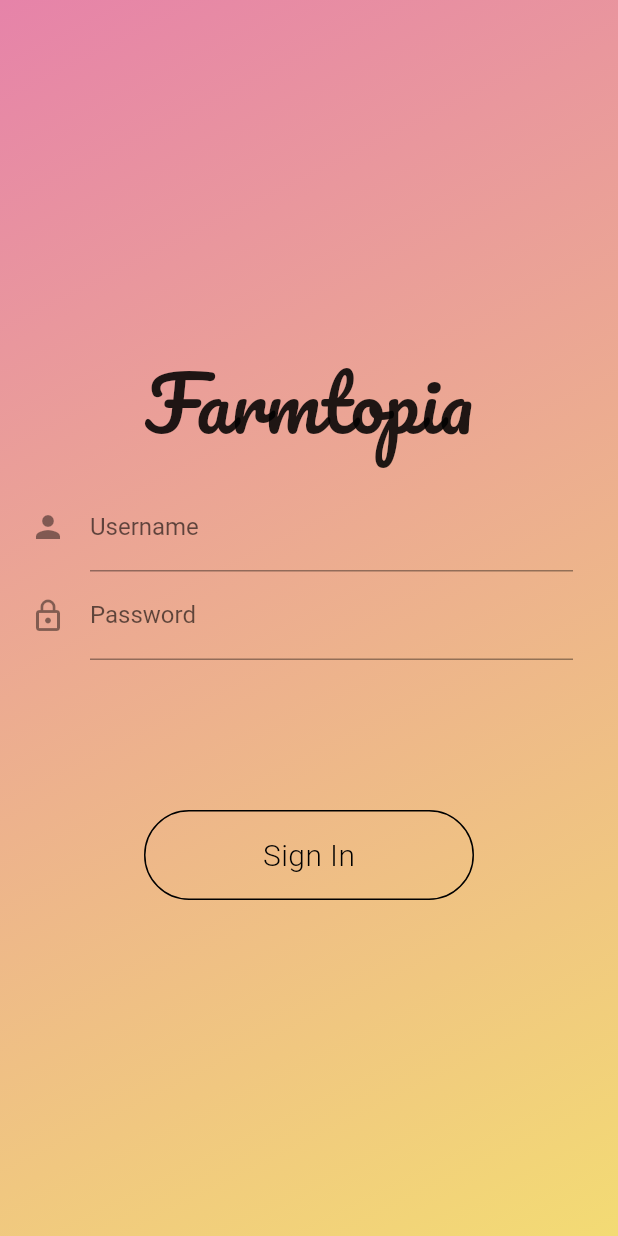
After one commit to Chi-Bottle-Nguyen/farmtopia, a Flutter app: the Login screen opened directly, on a phone screen of 412 x 824 dp. The commit adds this screen. Run offline on Flutter 3.47's test engine with Material 2 defaults, Android fonts, the phone set to English and light mode, and no system bars; our stand-ins replace bottom_navy_bar, google_fonts; network calls fail.

Commit message:
'created login page'

```diff
--- a/farmtopia/lib/main.dart
+++ b/farmtopia/lib/main.dart
@@ -1,5 +1,6 @@
 import 'package:flutter/material.dart';
 import 'package:farmtopia/pages/home.dart';
+import 'package:farmtopia/pages/login.dart';
 
 void main() => runApp(MyApp());
 
@@ -14,6 +15,7 @@ class MyApp extends StatelessWidget {
         brightness: Brightness.light,
       ),
       home: HomePage(),
+      //home: Login(),
       debugShowCheckedModeBanner: false,
     );
   }
--- /dev/null
+++ b/farmtopia/lib/pages/login.dart
@@ -0,0 +1,73 @@
+import 'package:flutter/material.dart';
+import 'package:google_fonts/google_fonts.dart';
+
+class Login extends StatefulWidget {
+  @override
+  _LoginState createState() => _LoginState();
+}
+
+class _LoginState extends State<Login> {
+  @override
+  Widget build(BuildContext context) {
+    return Scaffold(
+      backgroundColor: Color(0xFFF3DB74),
+      body: new Container(
+        height: MediaQuery.of(context).size.height,
+        width: MediaQuery.of(context).size.width,
+        decoration: new BoxDecoration(
+            gradient: new LinearGradient(
+                colors: [const Color(0xFFE683A9), const Color(0xFFF3DB74)],
+                begin: FractionalOffset.topLeft,
+                end: FractionalOffset.bottomRight,
+                stops: [0.0, 1.0],
+                tileMode: TileMode.clamp)),
+        child: Column(mainAxisAlignment: MainAxisAlignment.center, children: [
+          Text(
+            'Farmtopia',
+            style: GoogleFonts.pacifico(fontSize: 50.0),
+            overflow: TextOverflow.ellipsis,
+          ),
+          SizedBox(
+            height: 10.0,
+          ),
+          Padding(
+              padding: EdgeInsets.only(left: 20.0, right: 30.0),
+              child: TextFormField(
+                  decoration: const InputDecoration(
+                icon: Icon(Icons.person),
+                labelText: 'Username',
+              ))),
+          Padding(
+              padding: EdgeInsets.only(left: 20.0, right: 30.0),
+              child: TextFormField(
+                  decoration: const InputDecoration(
+                icon: Icon(Icons.lock_outline),
+                labelText: 'Password',
+              ))),
+          SizedBox(
+            height: 100.0,
+          ),
+          new Container(
+            width: 220.0,
+            height: 60.0,
+            alignment: FractionalOffset.center,
+            decoration: new BoxDecoration(
+              border: Border.all(color: Colors.black),
+              //color: const Color.fromRGBO(247, 64, 106, 1.0),
+              borderRadius: new BorderRadius.all(const Radius.circular(30.0)),
+            ),
+            child: new Text(
+              "Sign In",
+              style: new TextStyle(
+                color: Colors.black,
+                fontSize: 20.0,
+                fontWeight: FontWeight.w300,
+                letterSpacing: 0.3,
+              ),
+            ),
+          )
+        ]),
+      ),
+    );
+  }
+}
```
